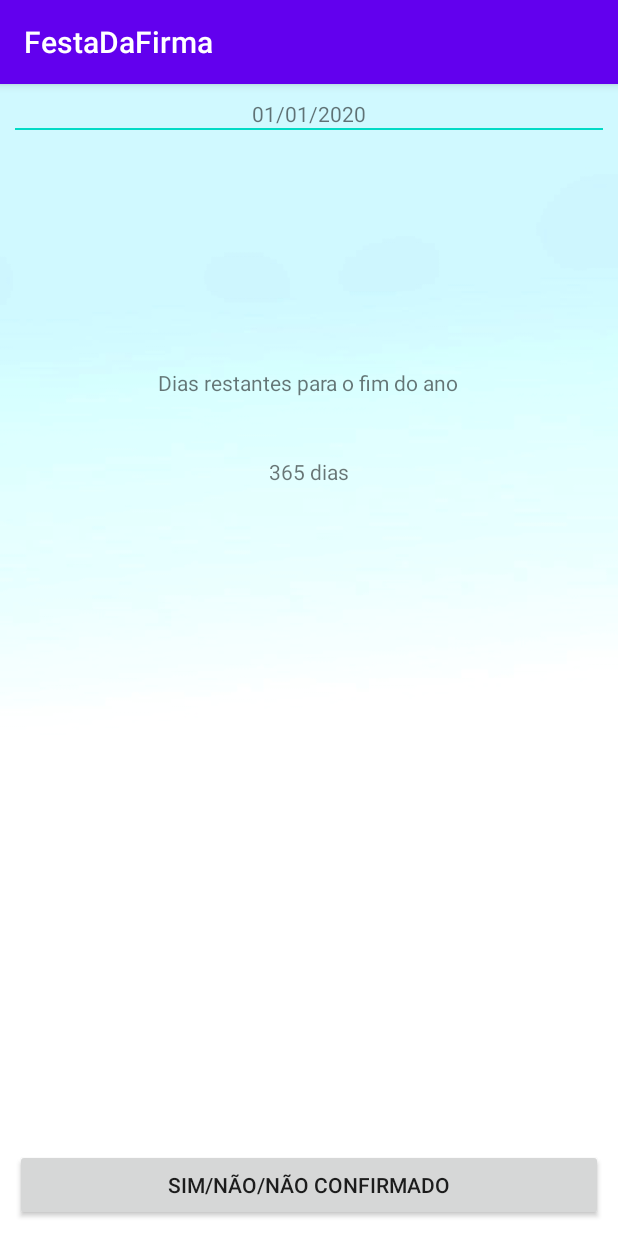
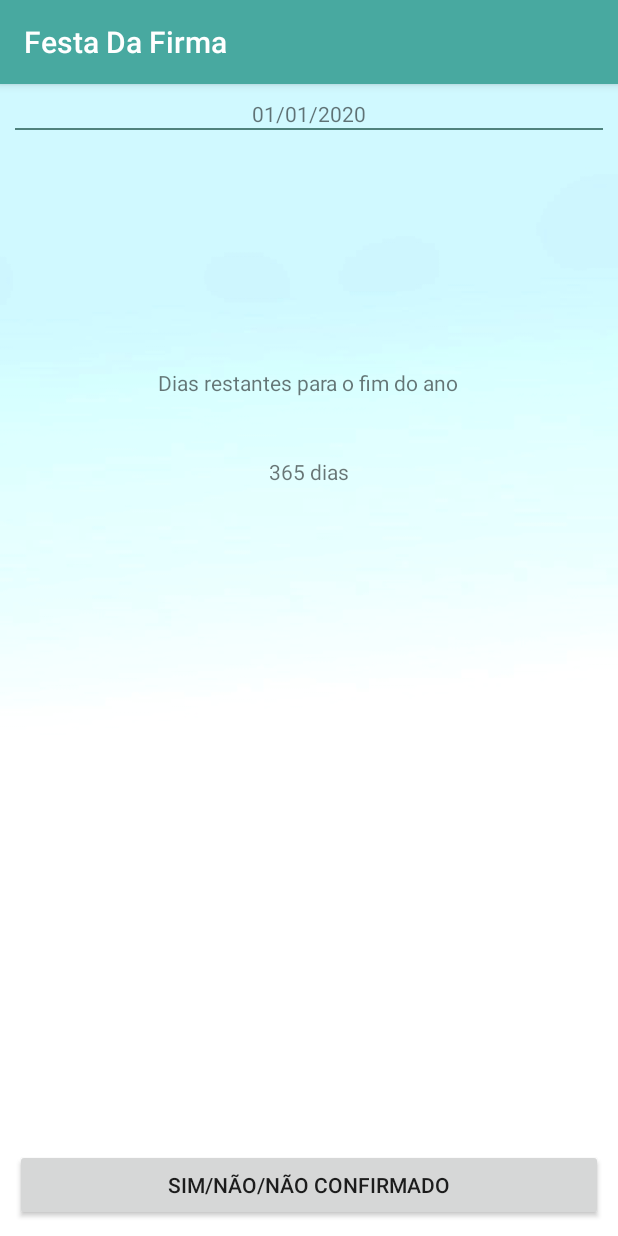
Before and after one commit to pedrinholeda/FestaDaFirma, an Android app: the screen it shows after launch (MainActivity), on a phone screen of 412 x 824 dp. Run offline under Robolectric (Android 15) with nearby library versions, the phone set to English and light mode, and no system bars.

Commit message:
Feita navegação entre activitys

```diff
--- a/app/src/main/java/com/pedro/festadafirma/MainActivity.java
+++ b/app/src/main/java/com/pedro/festadafirma/MainActivity.java
@@ -2,13 +2,41 @@ package com.pedro.festadafirma;
 
 import androidx.appcompat.app.AppCompatActivity;
 
+import android.content.Intent;
 import android.os.Bundle;
+import android.view.View;
+import android.widget.Button;
+import android.widget.TextView;
 
-public class MainActivity extends AppCompatActivity {
+public class MainActivity extends AppCompatActivity  implements View.OnClickListener{
+
+    private ViewHolder mViewHolder = new ViewHolder();
 
     @Override
     protected void onCreate(Bundle savedInstanceState) {
         super.onCreate(savedInstanceState);
         setContentView(R.layout.activity_main);
+
+        this.mViewHolder.textToday = findViewById(R.id.text_today);
+        this.mViewHolder.textDaysLeft = findViewById(R.id.text_days_left);
+        this.mViewHolder.buttonConfirm = findViewById(R.id.button_confirm);
+
+        this.mViewHolder.buttonConfirm.setOnClickListener(this);
+
+    }
+
+    @Override
+    public void onClick(View v) {
+        if(v.getId() == R.id.button_confirm){
+         Intent intent = new Intent(this, DetailsActivity.class);
+         startActivity(intent);
+        }
+    }
+
+    private static class ViewHolder{
+        TextView textToday;
+        TextView textDaysLeft;
+        Button buttonConfirm;
+
     }
 }
--- a/app/src/main/res/layout/activity_main.xml
+++ b/app/src/main/res/layout/activity_main.xml
@@ -1,47 +1,49 @@
 <?xml version="1.0" encoding="utf-8"?>
-<RelativeLayout
-    xmlns:android="http://schemas.android.com/apk/res/android"
+<RelativeLayout xmlns:android="http://schemas.android.com/apk/res/android"
     xmlns:app="http://schemas.android.com/apk/res-auto"
     xmlns:tools="http://schemas.android.com/tools"
     android:layout_width="match_parent"
     android:layout_height="match_parent"
+    android:background="@drawable/background"
     android:padding="10dp"
-    android:background="@drawable/background"
     tools:context=".MainActivity">
 
     <TextView
+        android:id="@+id/text_today"
         android:layout_width="match_parent"
+        android:layout_height="wrap_content"
         android:gravity="center"
-        android:id="@+id/text_today"
-        android:layout_height="wrap_content"
         android:text="01/01/2020" />
+
     <View
         android:layout_width="match_parent"
         android:layout_height="1dp"
         android:layout_below="@id/text_today"
-        android:background="@color/colorAccent"/>
+        android:background="@color/colorAccent" />
+
     <TextView
         android:id="@+id/text_label_days_left"
         android:layout_width="wrap_content"
         android:layout_height="wrap_content"
         android:layout_below="@id/text_today"
+        android:layout_centerHorizontal="true"
         android:layout_marginTop="160dp"
-        android:layout_centerHorizontal="true"
-        android:text="@string/dias_restantes_para_o_fim_do_ano"/>
+        android:text="@string/dias_restantes_para_o_fim_do_ano" />
 
     <TextView
         android:id="@+id/text_days_left"
-        android:layout_below="@id/text_label_days_left"
-        android:layout_marginTop="40dp"
         android:layout_width="wrap_content"
         android:layout_height="wrap_content"
-        android:text="365 dias"
-        android:layout_centerHorizontal="true"/>
+        android:layout_below="@id/text_label_days_left"
+        android:layout_centerHorizontal="true"
+        android:layout_marginTop="40dp"
+        android:text="365 dias" />
 
     <Button
+        android:id="@+id/button_confirm"
         android:layout_width="match_parent"
         android:layout_height="wrap_content"
         android:layout_alignParentBottom="true"
-        android:text="SIM/NÃO/NÃO CONFIRMADO"/>
+        android:text="SIM/NÃO/NÃO CONFIRMADO" />
 
 </RelativeLayout>
--- a/app/src/main/res/values/colors.xml
+++ b/app/src/main/res/values/colors.xml
@@ -1,6 +1,6 @@
 <?xml version="1.0" encoding="utf-8"?>
 <resources>
-    <color name="colorPrimary">#6200EE</color>
-    <color name="colorPrimaryDark">#3700B3</color>
-    <color name="colorAccent">#03DAC5</color>
+    <color name="colorPrimary">#48A9A0</color>
+    <color name="colorPrimaryDark">#255D58</color>
+    <color name="colorAccent">#4F827D</color>
 </resources>
--- a/app/src/main/res/values/strings.xml
+++ b/app/src/main/res/values/strings.xml
@@ -1,4 +1,4 @@
 <resources>
-    <string name="app_name">FestaDaFirma</string>
+    <string name="app_name">Festa Da Firma</string>
     <string name="dias_restantes_para_o_fim_do_ano">Dias restantes para o fim do ano</string>
 </resources>
```
Also changed, not shown: app/src/main/res/layout/activity_details.xml (+13 -13 lines).
